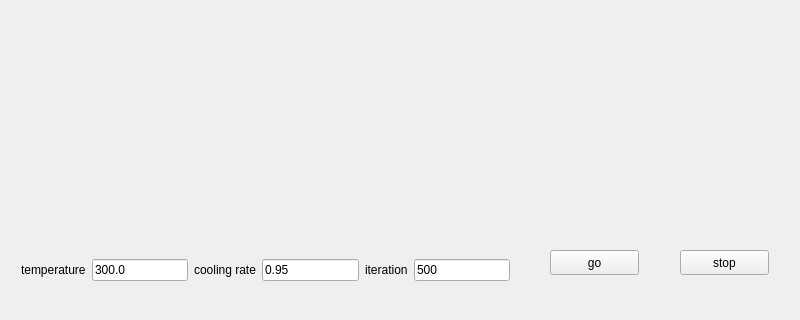
Qt form mainwindow.ui (Sean1127/layoutDesignSA) before a commit; both pictures show x 0 to 800 and y 280 to 600 of the 800 by 600 pixel window.
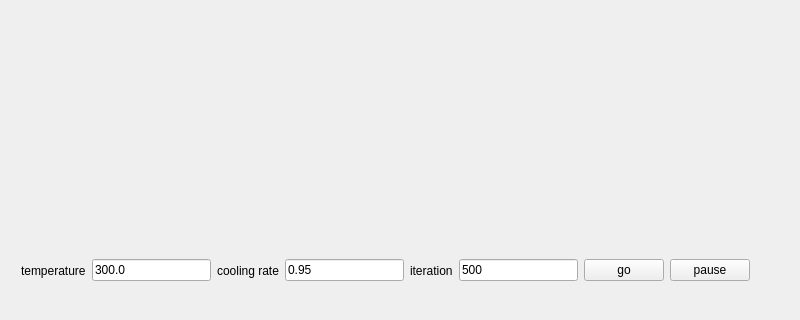
The same form after that commit.

What changed in the file:
```diff
--- a/mainwindow.ui
+++ b/mainwindow.ui
@@ -14,39 +14,13 @@
    <string>MainWindow</string>
   </property>
   <widget class="QWidget" name="centralWidget">
-   <widget class="QPushButton" name="pushButton_go">
-    <property name="geometry">
-     <rect>
-      <x>550</x>
-      <y>530</y>
-      <width>89</width>
-      <height>25</height>
-     </rect>
-    </property>
-    <property name="text">
-     <string>go</string>
-    </property>
-   </widget>
-   <widget class="QPushButton" name="pushButton_stop">
-    <property name="geometry">
-     <rect>
-      <x>680</x>
-      <y>530</y>
-      <width>89</width>
-      <height>25</height>
-     </rect>
-    </property>
-    <property name="text">
-     <string>stop</string>
-    </property>
-   </widget>
    <widget class="QWidget" name="horizontalLayoutWidget">
     <property name="geometry">
      <rect>
       <x>10</x>
       <y>510</y>
-      <width>511</width>
-      <height>80</height>
+      <width>751</width>
+      <height>81</height>
      </rect>
     </property>
     <layout class="QHBoxLayout" name="horizontalLayout">
@@ -92,6 +66,20 @@
        </property>
       </widget>
      </item>
+     <item>
+      <widget class="QPushButton" name="pushButton_go">
+       <property name="text">
+        <string>go</string>
+       </property>
+      </widget>
+     </item>
+     <item>
+      <widget class="QPushButton" name="pushButton_pause_resume">
+       <property name="text">
+        <string>pause</string>
+       </property>
+      </widget>
+     </item>
     </layout>
    </widget>
   </widget>
```
